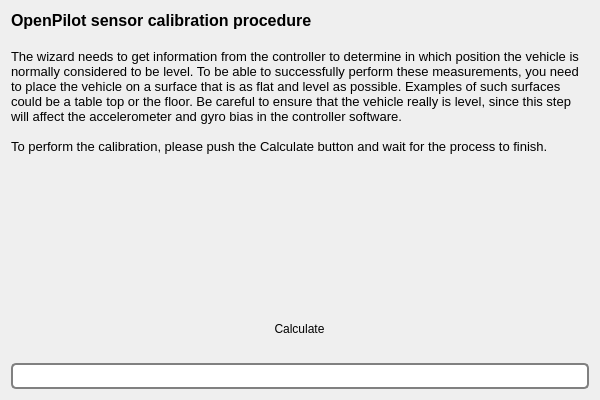
This is ground/openpilotgcs/src/plugins/setupwizard/pages/biascalibrationpage.ui in openpilot/OpenPilot as Qt 5 draws it before an edit. The edited form follows.
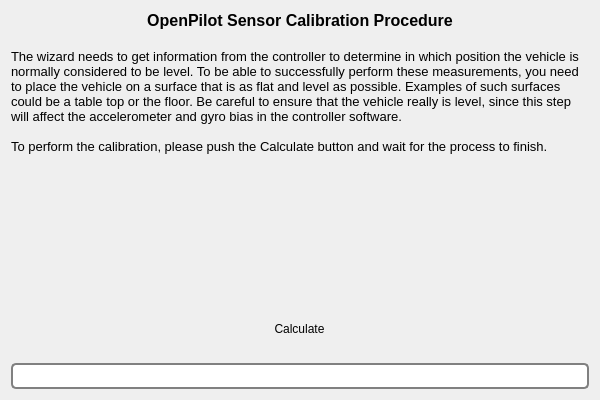
This is the edited form. Icons and pictures are not drawn.

Diff of the .ui file:
```diff
--- a/ground/openpilotgcs/src/plugins/setupwizard/pages/biascalibrationpage.ui
+++ b/ground/openpilotgcs/src/plugins/setupwizard/pages/biascalibrationpage.ui
@@ -21,11 +21,11 @@
 &lt;html&gt;&lt;head&gt;&lt;meta name=&quot;qrichtext&quot; content=&quot;1&quot; /&gt;&lt;style type=&quot;text/css&quot;&gt;
 p, li { white-space: pre-wrap; }
 &lt;/style&gt;&lt;/head&gt;&lt;body style=&quot; font-family:'MS Shell Dlg 2'; font-size:8pt; font-weight:400; font-style:normal;&quot;&gt;
-&lt;p style=&quot; margin-top:0px; margin-bottom:0px; margin-left:0px; margin-right:0px; -qt-block-indent:0; text-indent:0px;&quot;&gt;&lt;span style=&quot; font-size:12pt; font-weight:600;&quot;&gt;OpenPilot sensor calibration procedure&lt;/span&gt;&lt;/p&gt;
+&lt;p align=&quot;center&quot; style=&quot; margin-top:0px; margin-bottom:0px; margin-left:0px; margin-right:0px; -qt-block-indent:0; text-indent:0px;&quot;&gt;&lt;span style=&quot; font-size:12pt; font-weight:600;&quot;&gt;OpenPilot Sensor Calibration Procedure&lt;/span&gt;&lt;/p&gt;
 &lt;p style=&quot;-qt-paragraph-type:empty; margin-top:0px; margin-bottom:0px; margin-left:0px; margin-right:0px; -qt-block-indent:0; text-indent:0px; font-size:12pt; font-weight:600;&quot;&gt;&lt;br /&gt;&lt;/p&gt;
 &lt;p style=&quot; margin-top:0px; margin-bottom:0px; margin-left:0px; margin-right:0px; -qt-block-indent:0; text-indent:0px;&quot;&gt;&lt;span style=&quot; font-size:10pt;&quot;&gt;The wizard needs to get information from the controller to determine in which position the vehicle is normally considered to be level. To be able to successfully perform these measurements, you need to place the vehicle on a surface that is as flat and level as possible. Examples of such surfaces could be a table top or the floor. Be careful to ensure that the vehicle really is level, since this step will affect the accelerometer and gyro bias in the controller software.&lt;/span&gt;&lt;/p&gt;
 &lt;p style=&quot;-qt-paragraph-type:empty; margin-top:0px; margin-bottom:0px; margin-left:0px; margin-right:0px; -qt-block-indent:0; text-indent:0px; font-size:10pt;&quot;&gt;&lt;br /&gt;&lt;/p&gt;
-&lt;p style=&quot; margin-top:0px; margin-bottom:0px; margin-left:0px; margin-right:0px; -qt-block-indent:0; text-indent:0px;&quot;&gt;&lt;span style=&quot; font-size:10pt;&quot;&gt;To perform the calibration, please push the Calculate button and wait for the process to finish. &lt;/span&gt;&lt;/p&gt;&lt;/body&gt;&lt;/html&gt;</string>
+&lt;p style=&quot; margin-top:0px; margin-bottom:0px; margin-left:0px; margin-right:0px; -qt-block-indent:0; text-indent:0px;&quot;&gt;&lt;span style=&quot; font-size:10pt;&quot;&gt;To perform the calibration, please push the Calculate button and wait for the process to finish.&lt;/span&gt;&lt;/p&gt;&lt;/body&gt;&lt;/html&gt;</string>
      </property>
      <property name="alignment">
       <set>Qt::AlignLeading|Qt::AlignLeft|Qt::AlignTop</set>
```
